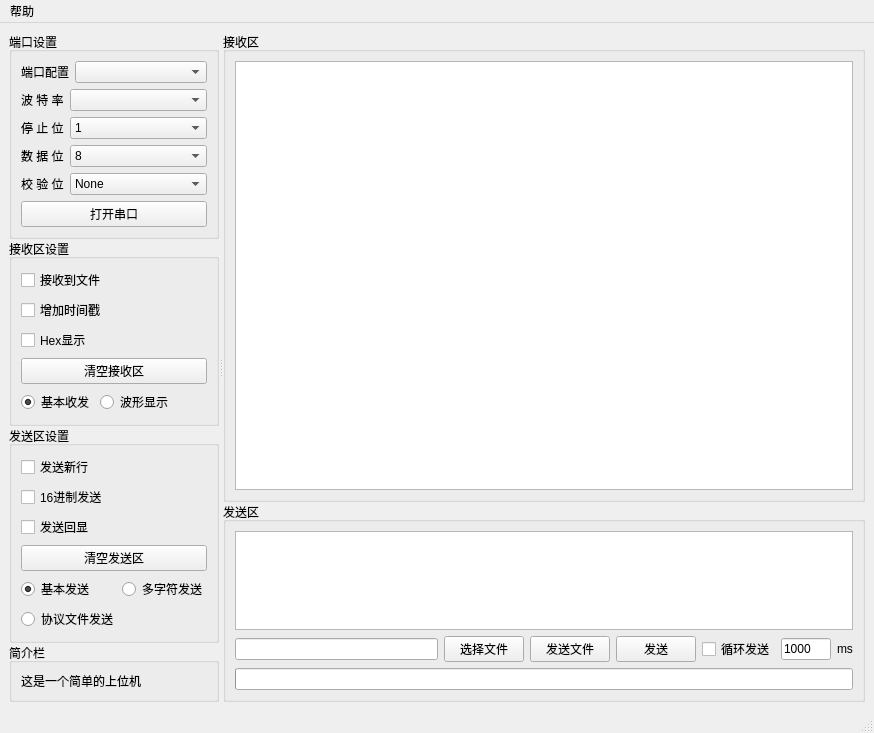
Above: mainwindow.ui from snqx-lqh/JYSWJ before the change. Below: the same form after it.
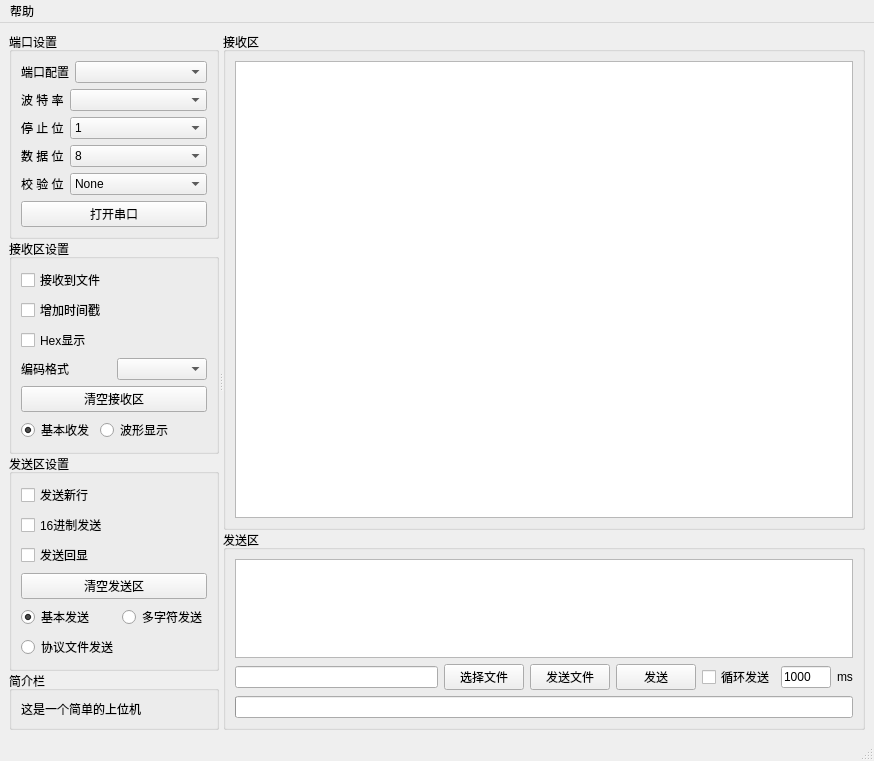
That is the form after the change. The open tabs and pages were chosen to show the change. Icons and pictures are not drawn. Custom widgets are drawn as their Qt base class.

```diff
--- a/mainwindow.ui
+++ b/mainwindow.ui
@@ -565,6 +565,20 @@
                </property>
               </widget>
              </item>
+             <item>
+              <layout class="QHBoxLayout" name="horizontalLayout_8">
+               <item>
+                <widget class="QLabel" name="label_21">
+                 <property name="text">
+                  <string>编码格式</string>
+                 </property>
+                </widget>
+               </item>
+               <item>
+                <widget class="QComboBox" name="comboBox_Codec"/>
+               </item>
+              </layout>
+             </item>
              <item>
               <widget class="QPushButton" name="btn_RecvClear">
                <property name="text">
@@ -1116,6 +1130,11 @@
    <header>protocoltransferform.h</header>
    <container>1</container>
   </customwidget>
+  <customwidget>
+   <class>Terminal</class>
+   <extends>QPlainTextEdit</extends>
+   <header>terminal.h</header>
+  </customwidget>
  </customwidgets>
  <resources>
   <include location="MyImages.qrc"/>
```
Left out of the diff: 4 changed lines with no effect on the pictures.
